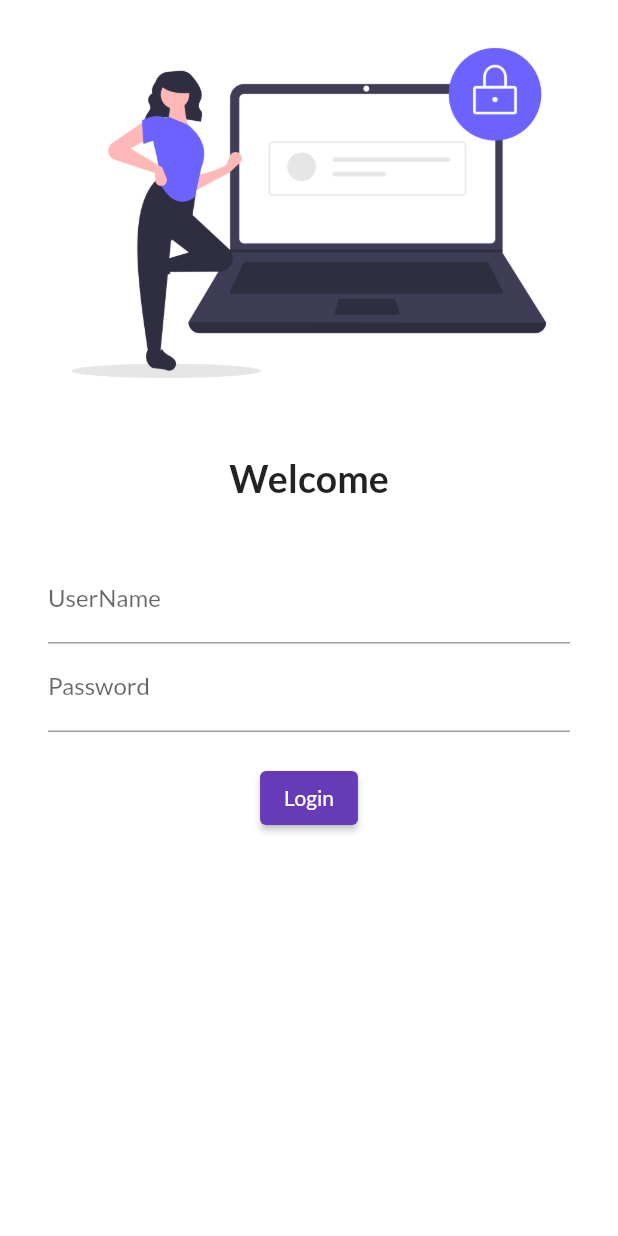
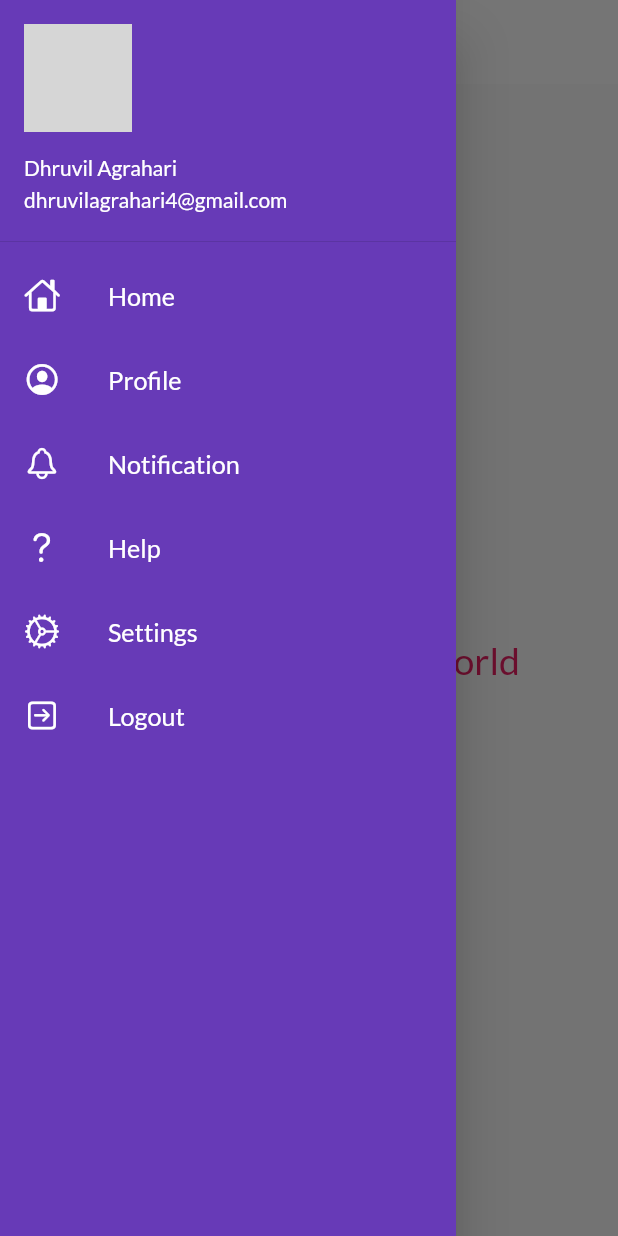
Before and after one commit to Dhruvil1301/DemoApplication, a Flutter app: the screen it shows after launch, with the side drawer open (before the commit the screen has no drawer), on a phone screen of 412 x 824 dp. Run offline on Flutter 3.47's test engine with Material 2 defaults, Android fonts, the phone set to English and light mode, and no system bars; our stand-ins replace google_fonts; network calls fail; grey boxes are pictures that could not be loaded.

Commit message:
day 11 completed

```diff
--- a/lib/main.dart
+++ b/lib/main.dart
@@ -1,5 +1,7 @@
 import 'package:demoapplication/pages/home_page.dart';
 import 'package:demoapplication/pages/login_page.dart';
+import 'package:demoapplication/utiils/route.dart';
+import 'package:demoapplication/utiils/widgets/themes.dart';
 import 'package:flutter/material.dart';
 import 'package:google_fonts/google_fonts.dart';
 void main(){
@@ -13,17 +15,14 @@ class MyApp extends StatelessWidget {
     return MaterialApp(
      // home:HomePage(),
       themeMode:ThemeMode.light,//theme agar change karni hai toh darkTheme ke ander bhi brightness ko light krna ho ga &viceversa...
-      theme: ThemeData(primarySwatch: Colors.deepPurple,
-
-        fontFamily:  GoogleFonts.lato().fontFamily,//lato ek method hai
-
-      ),
+      theme: MyTheme.lightTheme(context),
+      debugShowCheckedModeBanner: false,//isiye koiki debug ka banner htt jaye ga
       darkTheme: ThemeData(brightness: Brightness.light),
-      //initialRoute: "/home",//=>default mein home page hi khule ga...
+      initialRoute: "/home",//=>default mein home page hi khule ga...
       routes: {//rasta batane ke liye jaise kaun se page pe jana hai....
         "/":(context)=>LoginPage(),//that is class
-        //"/":(context)=>HomePage(),
-        //"/login":(context)=>LoginPage()//ya toh home mein Home Page add kro ya phir route mein Home Page add kro
+        MyRoutes.homeRoute:(context)=>HomePage(),
+        MyRoutes.loginRoute:(context)=>LoginPage()//ya toh home mein Home Page add kro ya phir route mein Home Page add kro
       },
     );
   }
--- a/lib/pages/home_page.dart
+++ b/lib/pages/home_page.dart
@@ -1,17 +1,26 @@
+import 'package:demoapplication/utiils/widgets/drawer.dart';
 import 'package:flutter/material.dart';
-class HomePage extends StatelessWidget{
+//Day 11 we learned about context and contraint
+class HomePage extends StatelessWidget{ //Stateless means to go in next page
+  // Statefull means to change in same screen
 @override
   Widget build(BuildContext context){
     return Scaffold(
       appBar: AppBar(
-        title: Text("           APP DUNIYA"  ), //agar tumko font mein koi bhi change karna hai toh text likhne ke baad , laga kr style likhna pde ga
+        backgroundColor: Colors.white,
+        elevation: 0.0,
+        iconTheme: IconThemeData(
+          color: Colors.black,
+        ),
+        title: Text("             Catalog App" ,style: TextStyle(color: Colors.black,fontWeight: FontWeight.bold), ), //agar tumko font mein koi bhi change karna hai toh text likhne ke baad , laga kr style likhna pde ga
       ),
       body: Center(
         child: Container(
-          child: Text("Welcome to Flutter world"),
+            // child:Text(context.runtimeType.toString()),
+          child: Text("Welcome to Flutter world",style: TextStyle(fontSize: 25,color: Colors.pink),),
         ),
       ),
-      drawer: Drawer(),
+      drawer:MyDrawer(),
     );
   }
 }
--- a/lib/utiils/route.dart
+++ b/lib/utiils/route.dart
@@ -0,0 +1,4 @@
+class MyRoutes{
+  static String loginRoute="/login";
+  static String homeRoute="/home";
+}
--- a/lib/utiils/widgets/drawer.dart
+++ b/lib/utiils/widgets/drawer.dart
@@ -0,0 +1,107 @@
+import 'package:flutter/cupertino.dart';
+import 'package:flutter/material.dart';
+class MyDrawer extends StatelessWidget{
+  @override
+  Widget build(BuildContext context){  //
+    final ImageUrl="https://instagram.fbho1-1.fna.fbcdn.net/v/t51.2885-19/306213010_610430043819997_2843980053236011992_n.jpg?stp=dst-jpg_s320x320&_nc_ht=instagram.fbho1-1.fna.fbcdn.net&_nc_cat=101&_nc_ohc=fxpdr68wDwUAX8p45Vd&edm=AAAAAAABAAAA&ccb=7-5&oh=00_AfBscS5e9ezbbXTkrhwDojWAhgvnzGhZgifBENJrfC0BKQ&oe=638BB2CA&_nc_sid=022a36";
+    return Drawer(
+     child: Container(
+       color: Colors.deepPurple,
+       child: ListView(
+         children: [
+           DrawerHeader(
+             padding:  EdgeInsets.zero,
+               child: UserAccountsDrawerHeader(
+                 margin: EdgeInsets.zero,
+                 accountName: Text("Dhruvil Agrahari"),
+                 accountEmail: Text("dhruvilagrahari4@gmail.com"),
+                 currentAccountPicture:CircleAvatar(
+                   backgroundImage: NetworkImage(ImageUrl),//network se image lane ke liye NetworkImage ka use kre ge
+                                                            // asset ka bhi use kr skte hai image lane ke liye
+                 ),
+               ),
+           ),
+           ListTile(
+             leading: Icon(
+               CupertinoIcons.home,
+               color:Colors.white,
+             ),
+             title:Text(
+               "Home",
+               textScaleFactor: 1.2,       //for home
+               style: TextStyle(
+                 color: Colors.white,
+               ),
+             ),
+           ),
+           ListTile(
+               leading: Icon(
+                 CupertinoIcons.profile_circled,
+                 color:Colors.white,
+               ),
+               title:Text(
+                 "Profile",
+                 textScaleFactor: 1.2,      //for profile
+                 style: TextStyle(
+                   color: Colors.white,
+                 ),
+               ),
+           ),
+           ListTile(
+               leading: Icon(
+                 CupertinoIcons.bell,
+                 color:Colors.white,
+               ),
+               title:Text(
+                 "Notification",
+                 textScaleFactor: 1.2,             //For notification
+                 style: TextStyle(
+                   color: Colors.white,
+                 ),
+               ),
+           ),
+           ListTile(
+               leading: Icon(
+                 CupertinoIcons.question,
+                 color:Colors.white,
+               ),
+               title:Text(
+                 "Help",
+                 textScaleFactor: 1.2,
+                 style: TextStyle(
+                   color: Colors.white,
+                 ),
+               ),
+           ),
+           ListTile(
+               leading: Icon(
+                 CupertinoIcons.settings,
+                 color:Colors.white,
+               ),
+               title:Text(
+                 "Settings",
+                 textScaleFactor: 1.2,
+                 style: TextStyle(
+                   color: Colors.white,
+                 ),
+               ),
+           ),
+           ListTile(
+               leading: Icon(
+                 CupertinoIcons.arrow_right_square,
+                 color:Colors.white,
+               ),
+               title:Text(
+                 "Logout",
+                 textScaleFactor: 1.2,
+                 style: TextStyle(
+                   color: Colors.white,
+                 ),
+               )
+           )
+         ],
+       ),
+     ),
+    );
+  }
+}
--- a/lib/utiils/widgets/themes.dart
+++ b/lib/utiils/widgets/themes.dart
@@ -0,0 +1,17 @@
+
+
+import 'package:flutter/material.dart';
+import 'package:google_fonts/google_fonts.dart';
+
+class MyTheme{
+  static ThemeData lightTheme(BuildContext context)=> ThemeData(primarySwatch: Colors.deepPurple,
+
+  fontFamily:  GoogleFonts.lato().fontFamily,
+      appBarTheme: AppBarTheme(
+        color: Colors.white,
+        elevation: 0.0,
+        iconTheme: IconThemeData(color: Colors.black),
+        textTheme: Theme.of(context).textTheme,
+
+      ));
+}
```
Also changed, not shown: lib/models/catalog.dart (+21 -0 lines), lib/pages/login_page.dart (+81 -12 lines).
